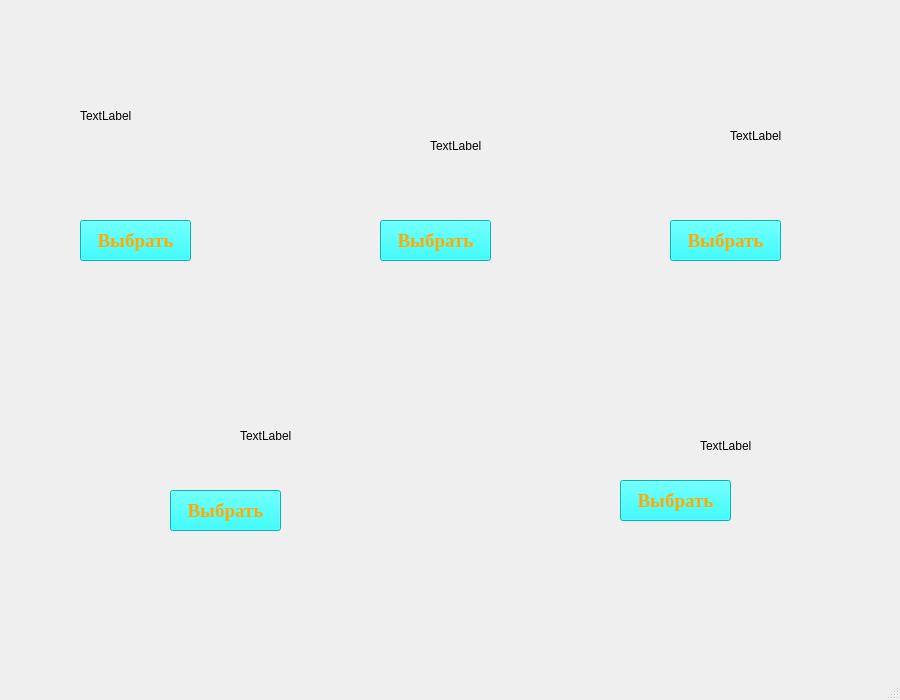
The window that data/ui_main.ui (Doughnutik/pygame-project) describes before a commit, drawn with Qt 5.
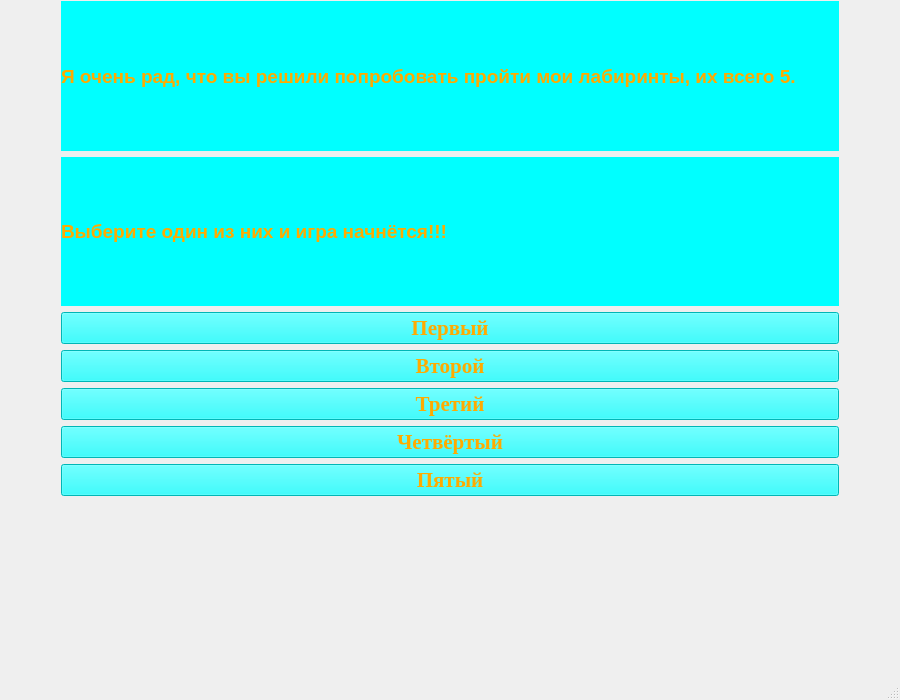
The same window after the commit.

Commit message: program without levels

Patch:
```diff
--- a/data/ui_main.ui
+++ b/data/ui_main.ui
@@ -14,19 +14,58 @@
    <string>Выбор уровня</string>
   </property>
   <widget class="QWidget" name="centralwidget">
+   <widget class="QWidget" name="">
+    <property name="geometry">
+     <rect>
+      <x>61</x>
+      <y>1</y>
+      <width>778</width>
+      <height>651</height>
+     </rect>
+    </property>
+    <layout class="QVBoxLayout" name="verticalLayout">
+     <item>
+      <widget class="QLabel" name="label">
+       <property name="font">
+        <font>
+         <pointsize>14</pointsize>
+         <weight>75</weight>
+         <bold>true</bold>
+        </font>
+       </property>
+       <property name="styleSheet">
+        <string notr="true">background-color: rgb(0, 255, 255);
+color: rgb(255, 170, 0);</string>
+       </property>
+       <property name="text">
+        <string>Я очень рад, что вы решили попробовать пройти мои лабиринты, их всего 5. </string>
+       </property>
+      </widget>
+     </item>
+     <item>
+      <widget class="QLabel" name="label_2">
+       <property name="font">
+        <font>
+         <pointsize>14</pointsize>
+         <weight>75</weight>
+         <bold>true</bold>
+        </font>
+       </property>
+       <property name="styleSheet">
+        <string notr="true">background-color: rgb(0, 255, 255);
+color: rgb(255, 170, 0);</string>
+       </property>
+       <property name="text">
+        <string>Выберите один из них и игра начнётся!!!</string>
+       </property>
+      </widget>
+     </item>
+     <item>
    <widget class="QPushButton" name="first">
-    <property name="geometry">
-     <rect>
-      <x>80</x>
-      <y>220</y>
-      <width>111</width>
-      <height>41</height>
-     </rect>
-    </property>
     <property name="font">
      <font>
       <family>Times New Roman</family>
-      <pointsize>14</pointsize>
+         <pointsize>16</pointsize>
       <weight>75</weight>
       <bold>true</bold>
      </font>
@@ -36,81 +75,19 @@
 background-color: rgb(0, 255, 255);</string>
     </property>
     <property name="text">
-     <string>Выбрать</string>
+        <string>Первый</string>
     </property>
     <attribute name="buttonGroup">
      <string notr="true">buttons</string>
     </attribute>
    </widget>
-   <widget class="QPushButton" name="fourth">
-    <property name="geometry">
-     <rect>
-      <x>170</x>
-      <y>490</y>
-      <width>111</width>
-      <height>41</height>
-     </rect>
-    </property>
-    <property name="font">
-     <font>
-      <family>Times New Roman</family>
-      <pointsize>14</pointsize>
-      <weight>75</weight>
-      <bold>true</bold>
-     </font>
-    </property>
-    <property name="styleSheet">
-     <string notr="true">color: rgb(255, 170, 0);
-background-color: rgb(0, 255, 255);</string>
-    </property>
-    <property name="text">
-     <string>Выбрать</string>
-    </property>
-    <attribute name="buttonGroup">
-     <string notr="true">buttons</string>
-    </attribute>
-   </widget>
-   <widget class="QPushButton" name="fifth">
-    <property name="geometry">
-     <rect>
-      <x>620</x>
-      <y>480</y>
-      <width>111</width>
-      <height>41</height>
-     </rect>
-    </property>
-    <property name="font">
-     <font>
-      <family>Times New Roman</family>
-      <pointsize>14</pointsize>
-      <weight>75</weight>
-      <bold>true</bold>
-     </font>
-    </property>
-    <property name="styleSheet">
-     <string notr="true">color: rgb(255, 170, 0);
-background-color: rgb(0, 255, 255);</string>
-    </property>
-    <property name="text">
-     <string>Выбрать</string>
-    </property>
-    <attribute name="buttonGroup">
-     <string notr="true">buttons</string>
-    </attribute>
-   </widget>
+     </item>
+     <item>
    <widget class="QPushButton" name="second">
-    <property name="geometry">
-     <rect>
-      <x>380</x>
-      <y>220</y>
-      <width>111</width>
-      <height>41</height>
-     </rect>
-    </property>
     <property name="font">
      <font>
       <family>Times New Roman</family>
-      <pointsize>14</pointsize>
+         <pointsize>16</pointsize>
       <weight>75</weight>
       <bold>true</bold>
      </font>
@@ -120,25 +97,19 @@
 background-color: rgb(0, 255, 255);</string>
     </property>
     <property name="text">
-     <string>Выбрать</string>
+        <string>Второй</string>
     </property>
     <attribute name="buttonGroup">
      <string notr="true">buttons</string>
     </attribute>
    </widget>
+     </item>
+     <item>
    <widget class="QPushButton" name="third">
-    <property name="geometry">
-     <rect>
-      <x>670</x>
-      <y>220</y>
-      <width>111</width>
-      <height>41</height>
-     </rect>
-    </property>
     <property name="font">
      <font>
       <family>Times New Roman</family>
-      <pointsize>14</pointsize>
+         <pointsize>16</pointsize>
       <weight>75</weight>
       <bold>true</bold>
      </font>
@@ -148,76 +119,65 @@
 background-color: rgb(0, 255, 255);</string>
     </property>
     <property name="text">
-     <string>Выбрать</string>
+        <string>Третий</string>
     </property>
     <attribute name="buttonGroup">
      <string notr="true">buttons</string>
     </attribute>
    </widget>
-   <widget class="QLabel" name="level1">
-    <property name="geometry">
-     <rect>
-      <x>80</x>
-      <y>80</y>
-      <width>81</width>
-      <height>71</height>
-     </rect>
-    </property>
-    <property name="text">
-     <string>TextLabel</string>
-    </property>
-   </widget>
-   <widget class="QLabel" name="level2">
-    <property name="geometry">
-     <rect>
-      <x>430</x>
-      <y>110</y>
-      <width>81</width>
-      <height>71</height>
-     </rect>
-    </property>
+     </item>
+     <item>
+      <widget class="QPushButton" name="fourth">
+       <property name="font">
+        <font>
+         <family>Times New Roman</family>
+         <pointsize>16</pointsize>
+         <weight>75</weight>
+         <bold>true</bold>
+        </font>
+       </property>
+       <property name="styleSheet">
+        <string notr="true">color: rgb(255, 170, 0);
+background-color: rgb(0, 255, 255);</string>
+       </property>
     <property name="text">
-     <string>TextLabel</string>
-    </property>
-   </widget>
-   <widget class="QLabel" name="level3">
-    <property name="geometry">
-     <rect>
-      <x>730</x>
-      <y>100</y>
-      <width>81</width>
-      <height>71</height>
-     </rect>
-    </property>
-    <property name="text">
-     <string>TextLabel</string>
-    </property>
-   </widget>
-   <widget class="QLabel" name="level4">
-    <property name="geometry">
-     <rect>
-      <x>240</x>
-      <y>400</y>
-      <width>81</width>
-      <height>71</height>
-     </rect>
-    </property>
+        <string>Четвёртый</string>
+       </property>
+       <attribute name="buttonGroup">
+        <string notr="true">buttons</string>
+       </attribute>
+      </widget>
+     </item>
+     <item>
+      <widget class="QPushButton" name="fifth">
+       <property name="font">
+        <font>
+         <family>Times New Roman</family>
+         <pointsize>16</pointsize>
+         <weight>75</weight>
+         <bold>true</bold>
+        </font>
+       </property>
+       <property name="styleSheet">
+        <string notr="true">color: rgb(255, 170, 0);
+background-color: rgb(0, 255, 255);</string>
+       </property>
     <property name="text">
-     <string>TextLabel</string>
-    </property>
-   </widget>
-   <widget class="QLabel" name="level5">
-    <property name="geometry">
-     <rect>
-      <x>700</x>
-      <y>410</y>
-      <width>81</width>
-      <height>71</height>
-     </rect>
-    </property>
+        <string>Пятый</string>
+       </property>
+       <attribute name="buttonGroup">
+        <string notr="true">buttons</string>
+       </attribute>
+      </widget>
+     </item>
+     <item>
+      <widget class="QLabel" name="image">
     <property name="text">
-     <string>TextLabel</string>
-    </property>
+        <string/>
+       </property>
+      </widget>
+     </item>
+    </layout>
    </widget>
   </widget>
   <widget class="QMenuBar" name="menubar">
```
Left out of the diff: 2 changed lines with no effect on the pictures. Lines whose indentation alone changed are shown as unchanged. The commit also changes 7 other files.
